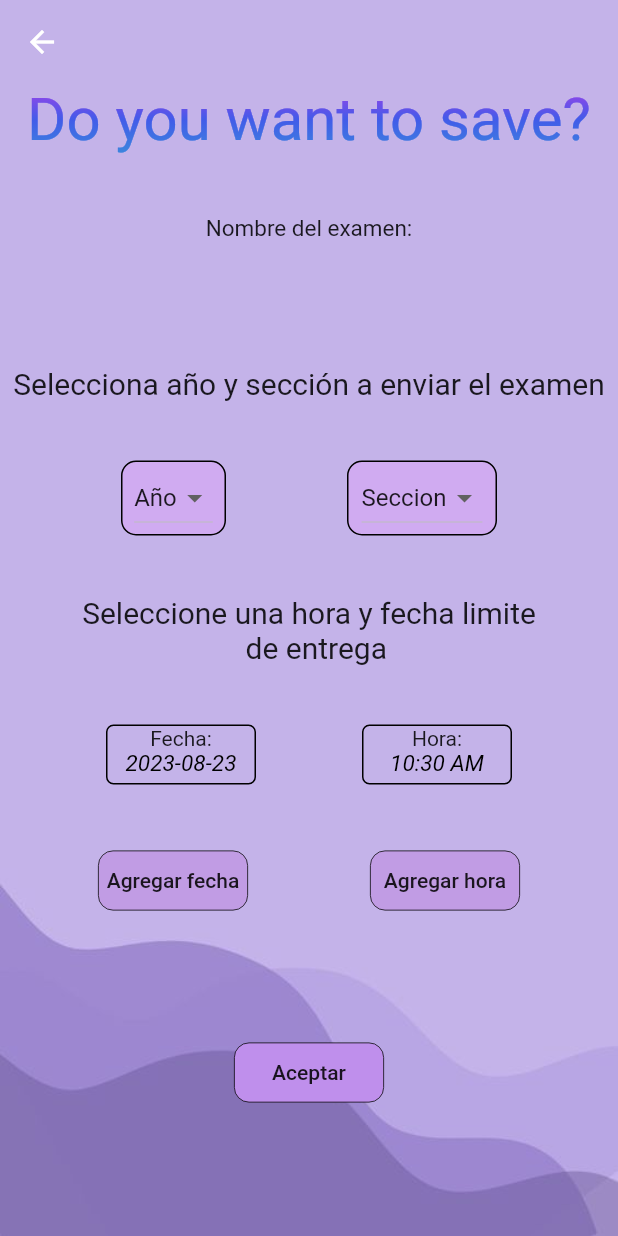
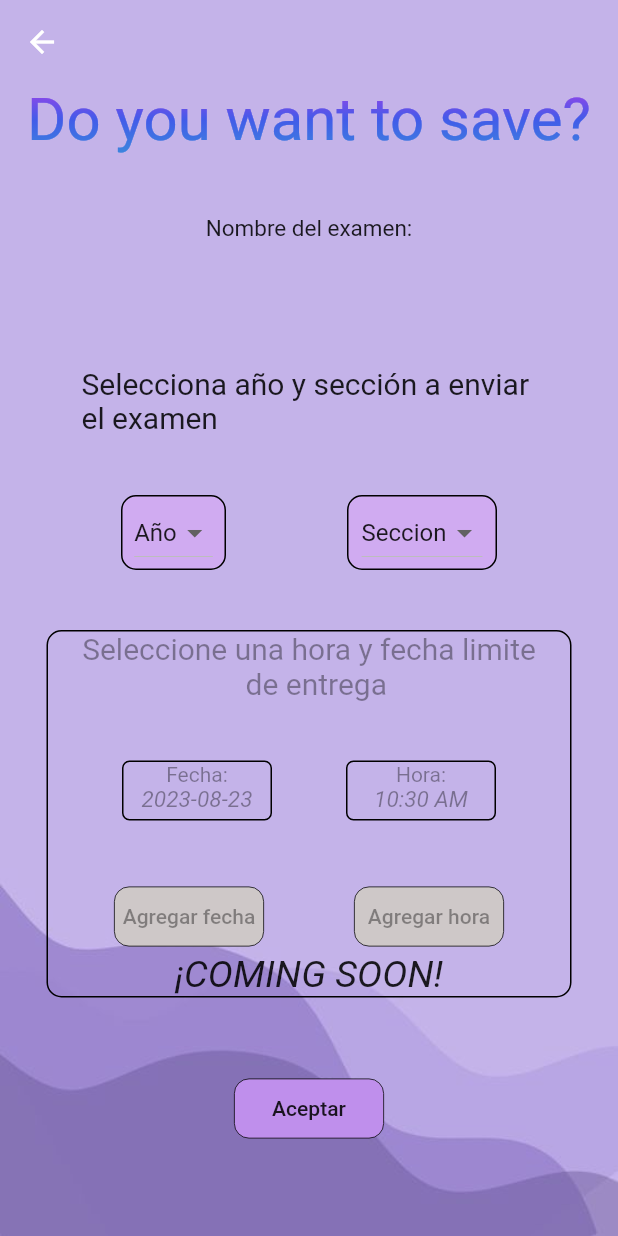
Before and after one commit to Diego-Chachagua/ingles, a Flutter app: the SaveExam screen opened directly with empty values, on a phone screen of 412 x 824 dp. Run offline on Flutter 3.47's test engine with Material 2 defaults, Android fonts, the phone set to English and light mode, and no system bars; drawn by our look-alikes of simple_gradient_text; our stand-ins replace audioplayers, flutter_local_notifications, image_picker; missing offline and left inert: flutter_windowmanager; network calls fail; project files that could hold a hidden picture were left out.

Commit message:
new changes

```diff
--- a/lib/screens/save_Exam.dart
+++ b/lib/screens/save_Exam.dart
@@ -127,7 +127,7 @@ class _SaveExamState extends State<SaveExam> {
                 ),
                 Padding(padding: EdgeInsets.all(20)),
                 Text(
-                  'Selecciona año y sección a enviar el examen',
+                  'Selecciona año y sección a enviar \nel examen',
                   style: TextStyle(fontSize: 20),
                 ),
                 Padding(padding: EdgeInsets.all(20)),
@@ -197,11 +197,20 @@ class _SaveExamState extends State<SaveExam> {
                       ),
                     ]),
                 Padding(padding: EdgeInsets.all(20)),
-                Text(
-                  'Seleccione una hora y fecha limite\n                      de entrega',
-                  style: TextStyle(fontSize: 20),
-                ),
-                Padding(padding: EdgeInsets.all(20)),
+                Container(
+                  width: 350,
+                  decoration: BoxDecoration(
+                    border: Border.all(width: 1),
+                    borderRadius: BorderRadius.circular(10)
+                  ),
+                  child: Column(
+                    children: [
+                      Text(
+                        'Seleccione una hora y fecha limite\n                      de entrega',
+                        style: TextStyle(fontSize: 20,color: Colors.black38),
+
+                      ),
+                       Padding(padding: EdgeInsets.all(20)),
                 Row(
                   mainAxisAlignment: MainAxisAlignment.spaceEvenly,
                   children: [
@@ -213,12 +222,12 @@ class _SaveExamState extends State<SaveExam> {
                           borderRadius: BorderRadius.circular(5)),
                       child: Column(
                         children: [
-                          Text('Fecha:'),
+                          Text('Fecha:',style: TextStyle(color: Colors.black38),),
                           Text(
                             "$formattedDate",
                             style: TextStyle(
                                 fontStyle: FontStyle.italic,
-                                color: Colors.black,
+                                color: Colors.black38,
                                 fontSize: 15),
                           ),
                         ],
@@ -232,11 +241,11 @@ class _SaveExamState extends State<SaveExam> {
                           borderRadius: BorderRadius.circular(5)),
                       child: Column(
                         children: [
-                          Text("Hora:"),
+                          Text("Hora:",style: TextStyle(color: Colors.black38)),
                           Text("$formateTime",
                             style: TextStyle(
                                 fontStyle: FontStyle.italic,
-                                color: Colors.black,
+                                color: Colors.black38,
                                 fontSize: 15),),
                         ],
                       ),
@@ -249,12 +258,12 @@ class _SaveExamState extends State<SaveExam> {
                   children: [
                     SafeArea(
                         child: MaterialButton(
-                      onPressed: callDataPicker,
+                      onPressed: null,
                       child: Container(
                         width: 100,
                         height: 40,
                         decoration: BoxDecoration(
-                            color: Color.fromARGB(255, 193, 156, 228),
+                            color: Color.fromARGB(255, 206, 200, 200),
                             border: Border.all(width: 0.5),
                             borderRadius: BorderRadius.circular(10)),
                         child: Center(child: Text('Agregar fecha')),
@@ -262,12 +271,13 @@ class _SaveExamState extends State<SaveExam> {
                     )),
                     SafeArea(
                         child: MaterialButton(
-                      onPressed: callTimePicker,
+                          enableFeedback: false,
+                      onPressed: null,
                       child: Container(
                         width: 100,
                         height: 40,
                         decoration: BoxDecoration(
-                            color: Color.fromARGB(255, 193, 156, 228),
+                            color: Color.fromARGB(255, 206, 200, 200),
                             border: Border.all(width: 0.5),
                             borderRadius: BorderRadius.circular(10)),
                         child: Center(child: Text('Agregar hora')),
@@ -275,20 +285,18 @@ class _SaveExamState extends State<SaveExam> {
                     )),
                   ],
                 ),
-                Padding(padding: EdgeInsets.all(40)),
+                Text("¡COMING SOON!",style: TextStyle(fontSize: 25,fontStyle: FontStyle.italic),),
+                    ],
+                  ),
+                ),
+
+                Padding(padding: EdgeInsets.all(25)),
                 MaterialButton(
                   onPressed: () {
-                    if (formateTime == nowtime) {
-                      final snackBar = SnackBar(
-                          content:
-                              Text("La hora debe ser diferente a la actual"));
-                      ScaffoldMessenger.of(context).showSnackBar(snackBar);
-                    } else {
                       final snackBar = SnackBar(
                           content: Text("Actividad Guardada con exito"));
                       ScaffoldMessenger.of(context).showSnackBar(snackBar);
-                     // insertcodesE(seleccionada, a, formattedDate, formateTime,
-                         // widget.cod_act);
+                     insertcodesE(seleccionada, a,widget.cod_act);
                       Navigator.push(
                         context,
                         MaterialPageRoute(
@@ -296,7 +304,6 @@ class _SaveExamState extends State<SaveExam> {
                                   cod_p: widget.cod_p,
                                 )),
                       );
-                    }
                   },
                   child: Container(
                     width: 100,
```
Also changed, not shown: lib/developer/consultasf.dart (+15 -8 lines), lib/screens/createExam.dart (+2 -9 lines), lib/screens/save_act.dart (+31 -23 lines), lib/screens/show_act.dart (+15 -4 lines), lib/screens/show_exams.dart (+49 -36 lines), lib/screens/use_url.dart (+7 -6 lines).
